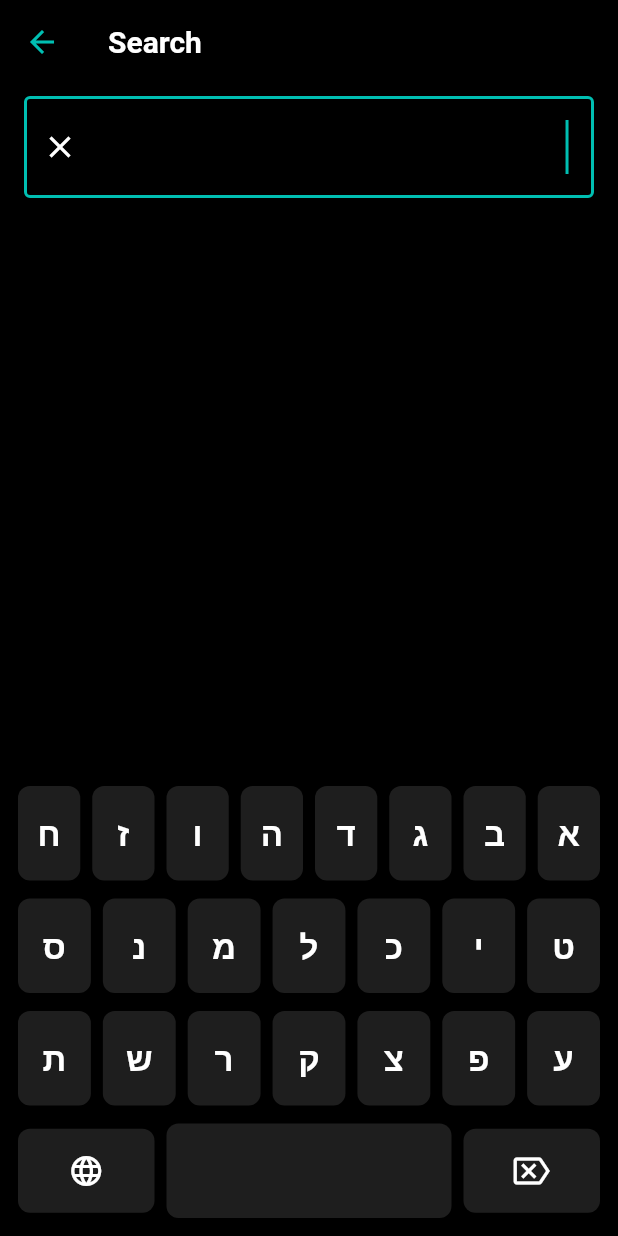
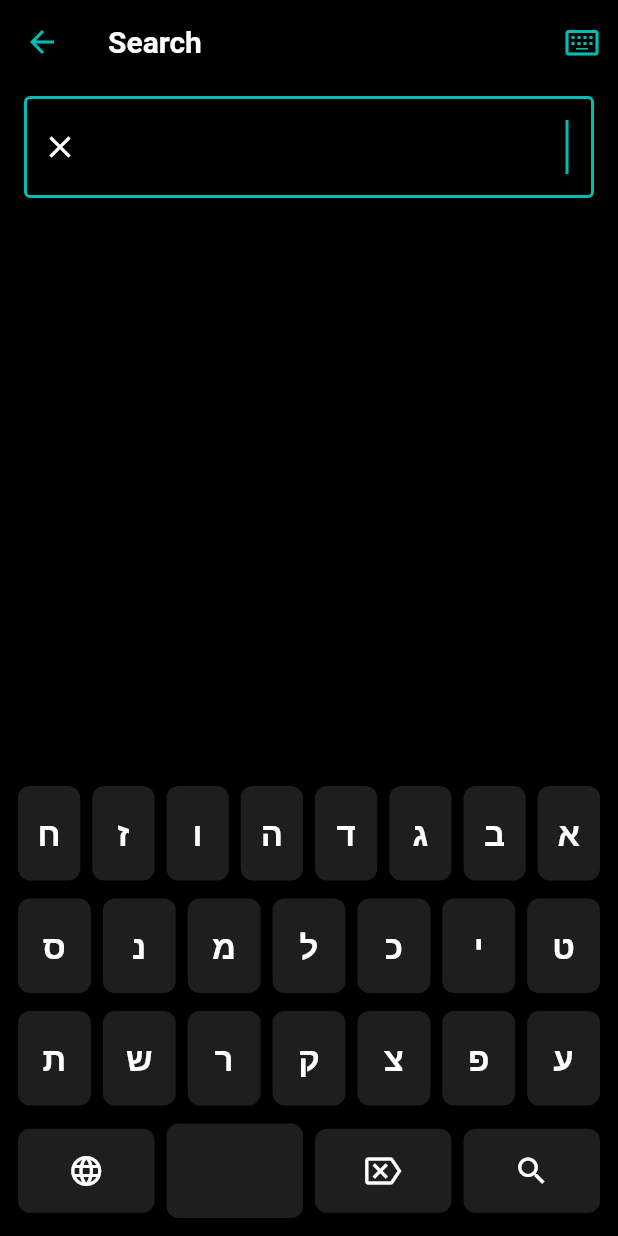
Before and after one commit to globalbibletools/study-app, a Flutter app: the SearchPage screen opened directly, on a phone screen of 412 x 824 dp. Run offline on Flutter 3.47's test engine with Material 3 defaults, Android fonts, the phone set to English and light mode, and no system bars; our stand-ins replace connectivity_plus, get_it, package_info_plus, shared_preferences, sqflite; missing offline and left inert: sqlite3, unorm_dart; accounts and stored records are empty; Roboto replaces fonts that are missing (sbl); statements that could not run were skipped; project files that could hold a hidden picture were left out.

Commit message:
show/hide system keyboard

```diff
--- a/lib/ui/search/keyboard.dart
+++ b/lib/ui/search/keyboard.dart
@@ -163,8 +163,6 @@ class _HebrewGreekKeyboardState extends State<HebrewGreekKeyboard> {
 
   /// Builds the bottom action row (backspace, space, language switch).
   Widget _buildActionRow() {
-    // The visual direction of the action row can be fixed (e.g., LTR)
-    // for consistent user experience, regardless of the text direction.
     return Directionality(
       textDirection: TextDirection.ltr,
       child: Row(
@@ -186,10 +184,6 @@ class _HebrewGreekKeyboardState extends State<HebrewGreekKeyboard> {
                 ),
                 onPressed: () {
                   HapticFeedback.lightImpact();
-                  // Toggle language and notify parent widget
-                  // setState(() {
-                  //   _isHebrew = !_isHebrew;
-                  // });
                   final isHebrew = !widget.isHebrew;
                   final direction =
                       isHebrew ? TextDirection.rtl : TextDirection.ltr;
@@ -209,7 +203,7 @@ class _HebrewGreekKeyboardState extends State<HebrewGreekKeyboard> {
             onKeyPressed: () => _onKeyPressed(' '),
             keyColor: widget.keyColor,
             textColor: widget.keyTextColor,
-            flex: 4,
+            flex: 2,
           ),
           // Backspace
           Expanded(
@@ -235,6 +229,27 @@ class _HebrewGreekKeyboardState extends State<HebrewGreekKeyboard> {
                     color: widget.keyTextColor,
                   ),
                 ),
+              ),
+            ),
+          ),
+          Expanded(
+            flex: 2,
+            child: Padding(
+              padding: const EdgeInsets.all(4.0),
+              child: ElevatedButton(
+                style: ElevatedButton.styleFrom(
+                  backgroundColor: widget.keyColor,
+                  foregroundColor: widget.keyTextColor,
+                  shape: RoundedRectangleBorder(
+                    borderRadius: BorderRadius.circular(8.0),
+                  ),
+                  padding: const EdgeInsets.symmetric(vertical: 16.0),
+                ),
+                onPressed: () {
+                  HapticFeedback.lightImpact();
+                  // widget.onSearch.call();
+                },
+                child: Icon(Icons.search, size: 24, color: widget.keyTextColor),
               ),
             ),
           ),
--- a/lib/ui/search/search.dart
+++ b/lib/ui/search/search.dart
@@ -1,5 +1,6 @@
 import 'package:database_builder/database_builder.dart';
 import 'package:flutter/material.dart';
+import 'package:flutter/services.dart';
 import 'package:studyapp/common/book_name.dart';
 import 'package:studyapp/common/reference.dart';
 import 'package:studyapp/l10n/app_localizations.dart';
@@ -20,7 +21,8 @@ class _SearchPageState extends State<SearchPage> {
   late final TextEditingController _controller;
   TextDirection _textDirection = TextDirection.rtl;
   final _focusNode = FocusNode();
-  bool _isKeyboardVisible = true;
+  bool _useSystemKeyboard = false;
+  bool _isSwitchingKeyboard = false;
 
   @override
   void initState() {
@@ -36,9 +38,37 @@ class _SearchPageState extends State<SearchPage> {
   }
 
   void _onFocusChange() {
-    if (_focusNode.hasFocus != _isKeyboardVisible) {
+    setState(() {
+      // The state of `_focusNode.hasFocus` has changed. Rebuild to update UI.
+    });
+  }
+
+  Future<void> _toggleKeyboardType() async {
+    // Switching FROM system keyboard TO in-app keyboard
+    if (_useSystemKeyboard) {
       setState(() {
-        _isKeyboardVisible = _focusNode.hasFocus;
+        // Step 1: Start the transition.
+        // This makes the TextField readOnly, which starts dismissing the system keyboard.
+        // The _isSwitchingKeyboard flag prevents the in-app keyboard from appearing immediately.
+        _isSwitchingKeyboard = true;
+        _useSystemKeyboard = false;
+      });
+
+      // Wait for the system keyboard's dismiss animation to finish.
+      await Future.delayed(const Duration(milliseconds: 200));
+      if (!mounted) return;
+
+      setState(() {
+        // Step 2: End the transition.
+        // The system keyboard is now gone, so show the in-app keyboard.
+        _isSwitchingKeyboard = false;
+      });
+    } else {
+      // Switching FROM in-app keyboard TO system keyboard is simple.
+      // The in-app keyboard will disappear instantly, and the
+      // system keyboard will be triggered by the TextField becoming editable.
+      setState(() {
+        _useSystemKeyboard = true;
       });
     }
   }
@@ -73,7 +103,23 @@ class _SearchPageState extends State<SearchPage> {
   @override
   Widget build(BuildContext context) {
     return Scaffold(
-      appBar: AppBar(title: Text(AppLocalizations.of(context)!.search)),
+      appBar: AppBar(
+        title: Text(AppLocalizations.of(context)!.search),
+        actions: [
+          IconButton(
+            icon: Icon(
+              _useSystemKeyboard
+                  ? Icons.keyboard_hide_outlined
+                  : Icons.keyboard_alt_outlined,
+            ),
+            tooltip:
+                _useSystemKeyboard
+                    ? 'Use In-App Keyboard' // TODO localize these
+                    : 'Use System Keyboard',
+            onPressed: _toggleKeyboardType,
+          ),
+        ],
+      ),
       body: SafeArea(
         child: Directionality(
           textDirection: _textDirection,
@@ -85,8 +131,9 @@ class _SearchPageState extends State<SearchPage> {
                   controller: _controller,
                   autofocus: true,
                   focusNode: _focusNode,
-                  readOnly: true, // non-editable by the system keyboard
+                  readOnly: !_useSystemKeyboard,
                   showCursor: true,
+                  textInputAction: TextInputAction.search,
                   style: const TextStyle(fontSize: 24, fontFamily: 'sbl'),
                   decoration: InputDecoration(
                     border: OutlineInputBorder(),
@@ -95,14 +142,10 @@ class _SearchPageState extends State<SearchPage> {
                       icon: const Icon(Icons.clear),
                     ),
                   ),
-                  onTapOutside: (event) {
-                    // empty to prevent losing focus
-                  },
-                  onTap: () {
-                    if (!_focusNode.hasFocus) {
-                      _focusNode.requestFocus();
-                      manager.searchWordPrefix(_controller.value);
-                    }
+                  // onTapOutside: (event) {},
+                  onSubmitted: (value) {
+                    print("Search submitted from keyboard: $value");
+                    manager.searchVerses(value);
                   },
                 ),
               ),
@@ -159,7 +202,9 @@ class _SearchPageState extends State<SearchPage> {
                   },
                 ),
               ),
-              if (_isKeyboardVisible)
+              if (_focusNode.hasFocus &&
+                  !_useSystemKeyboard &&
+                  !_isSwitchingKeyboard)
                 HebrewGreekKeyboard(
                   controller: _controller,
                   backgroundColor: Theme.of(context).scaffoldBackgroundColor,
```
Also changed, not shown: 5 other files.
